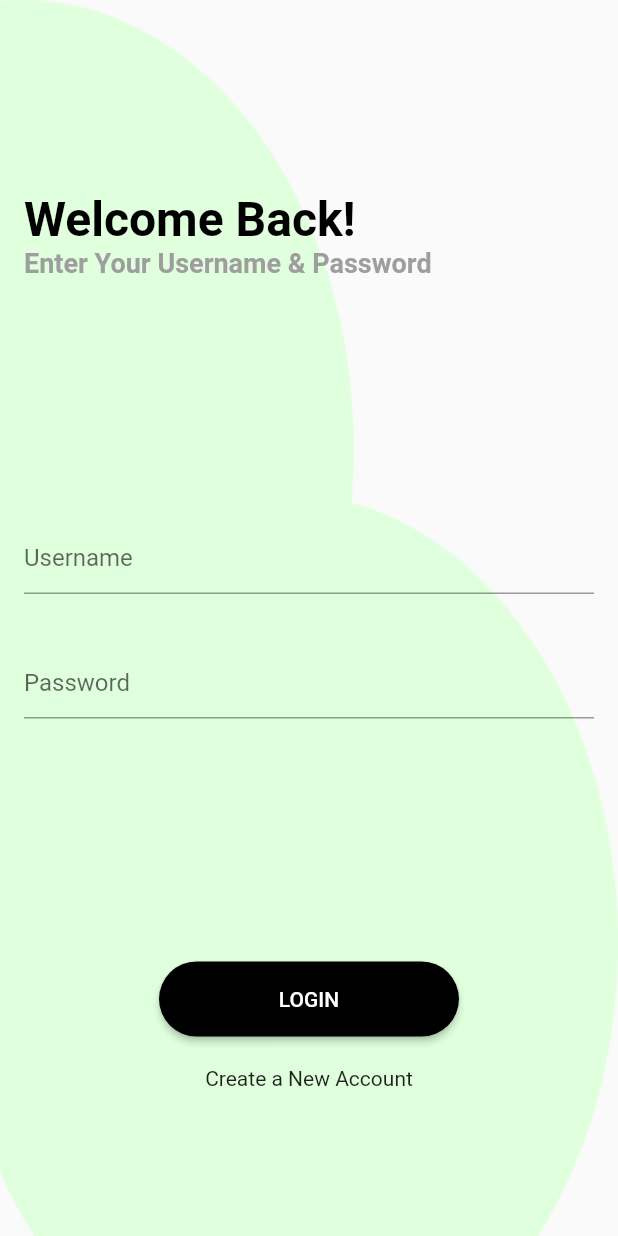
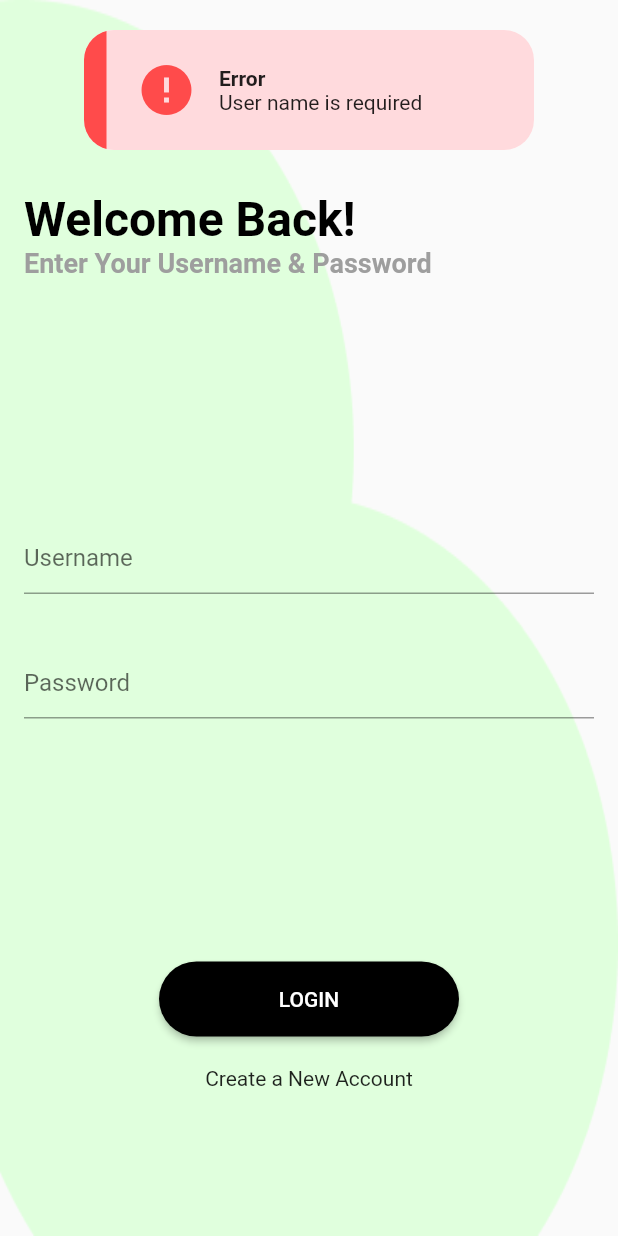
Before and after one commit to joyal670/Flutter_irohub_api, a Flutter app: the LoginScreen screen opened directly, after a tap on "LOGIN", on a phone screen of 412 x 824 dp. Run offline on Flutter 3.47's test engine with Material 2 defaults, Android fonts, the phone set to English and light mode, and no system bars; our stand-ins replace dio, motion_toast.

Commit message:
added login and register api

```diff
--- /dev/null
+++ b/lib/data/urls/url.dart
@@ -0,0 +1,6 @@
+class URL {
+  String baseUrl = 'http://iroidtechnologies.in/Shopnow/Shopnow_api/';
+
+  String registerEndpoint = 'signup';
+  String loginEndpoint = 'login';
+}
--- /dev/null
+++ b/lib/model/login_response.dart
@@ -0,0 +1,19 @@
+class LoginResponse {
+	bool? status;
+	String? message;
+	String? id;
+
+	LoginResponse({this.status, this.message, this.id});
+
+	factory LoginResponse.fromJson(Map<String, dynamic> json) => LoginResponse(
+				status: json['status'] as bool?,
+				message: json['message'] as String?,
+				id: json['id'] as String?,
+			);
+
+	Map<String, dynamic> toJson() => {
+				'status': status,
+				'message': message,
+				'id': id,
+			};
+}
--- /dev/null
+++ b/lib/model/register_response/register_response.dart
@@ -0,0 +1,30 @@
+import 'data.dart';
+
+class RegisterResponse {
+	bool? status;
+	String? message;
+	Data? data;
+	int? id;
+
+	RegisterResponse({this.status, this.message, this.data, this.id});
+
+	factory RegisterResponse.fromJson(Map<String, dynamic> json) {
+		return RegisterResponse(
+			status: json['status'] as bool?,
+			message: json['message'] as String?,
+			data: json['data'] == null
+						? null
+						: Data.fromJson(json['data'] as Map<String, dynamic>),
+			id: json['id'] as int?,
+		);
+	}
+
+
+
+	Map<String, dynamic> toJson() => {
+				'status': status,
+				'message': message,
+				'data': data?.toJson(),
+				'id': id,
+			};
+}
--- a/lib/screens/login.dart
+++ b/lib/screens/login.dart
@@ -1,12 +1,22 @@
+import 'package:api_example/data/api/api.dart';
 import 'package:api_example/screens/SignUp.dart';
+import 'package:api_example/screens/home.dart';
+import 'package:dio/dio.dart';
 import 'package:flutter/material.dart';
+import 'package:motion_toast/motion_toast.dart';
+import 'package:motion_toast/resources/arrays.dart';
 
 class LoginScreen extends StatelessWidget {
-  const LoginScreen({super.key});
+  LoginScreen({super.key});
+
+  final _usernameController = TextEditingController();
+  final _passwordController = TextEditingController();
+  final _scaffoldkey = GlobalKey();
 
   @override
   Widget build(BuildContext context) {
     return Scaffold(
+      key: _scaffoldkey,
       body: SafeArea(
           child: Container(
         decoration: const BoxDecoration(
@@ -47,6 +57,7 @@ class LoginScreen extends StatelessWidget {
                 child: Column(
                   children: [
                     TextFormField(
+                      controller: _usernameController,
                       decoration: const InputDecoration(
                           hintText: 'Username', hintStyle: TextStyle()),
                     ),
@@ -54,6 +65,7 @@ class LoginScreen extends StatelessWidget {
                       height: 35,
                     ),
                     TextFormField(
+                      controller: _passwordController,
                       obscureText: true,
                       decoration: const InputDecoration(
                           hintText: 'Password', hintStyle: TextStyle()),
@@ -68,7 +80,9 @@ class LoginScreen extends StatelessWidget {
                       height: 50,
                       width: 200,
                       child: ElevatedButton(
-                        onPressed: () {},
+                        onPressed: () {
+                          loginUser();
+                        },
                         style: ElevatedButton.styleFrom(
                             shape: const StadiumBorder(),
                             backgroundColor: Colors.black),
@@ -99,4 +113,64 @@ class LoginScreen extends StatelessWidget {
       )),
     );
   }
+
+  void loginUser() async {
+    final _username = _usernameController.text;
+    final _password = _passwordController.text;
+
+    if (_username.isEmpty) {
+      showErrorMessage('User name is required');
+    } else if (_password.isEmpty) {
+      showErrorMessage('Password is required');
+    } else {
+      final _formData =
+          FormData.fromMap({'username': _username, 'password': _password});
+      final _result = await ApiClass().loginUserApi(_formData);
+      if (_result != null) {
+        if (_result.status == true) {
+          showSuccessMessage(_result.message!);
+          Navigator.of(_scaffoldkey.currentContext!)
+              .push(MaterialPageRoute(builder: (ctx) {
+            return HomeScreen();
+          }));
+        } else {
+          showErrorMessage(_result.message!);
+        }
+      }
+    }
+  }
+
+  void showErrorMessage(String message) {
+    MotionToast.error(
+      title: const Text(
+        'Error',
+        style: TextStyle(
+          fontWeight: FontWeight.bold,
+        ),
+      ),
+      description: Text(message),
+      position: MotionToastPosition.top,
+      barrierColor: Colors.black.withOpacity(0.3),
+      width: 300,
+      height: 80,
+      dismissable: false,
+    ).show(_scaffoldkey.currentContext!);
+  }
+
+  void showSuccessMessage(String message) {
+    MotionToast.success(
+      title: const Text(
+        'Success',
+        style: TextStyle(
+          fontWeight: FontWeight.bold,
+        ),
+      ),
+      description: Text(message),
+      position: MotionToastPosition.top,
+      barrierColor: Colors.black.withOpacity(0.3),
+      width: 300,
+      height: 80,
+      dismissable: false,
+    ).show(_scaffoldkey.currentContext!);
+  }
 }
--- a/pubspec.yaml
+++ b/pubspec.yaml
@@ -35,6 +35,8 @@ dependencies:
   # The following adds the Cupertino Icons font to your application.
   # Use with the CupertinoIcons class for iOS style icons.
   cupertino_icons: ^1.0.2
+  dio: ^5.1.2
+  motion_toast: ^2.6.7
 
 dev_dependencies:
   flutter_test:
```
Also changed, not shown: lib/data/api/api.dart (added, +40 -0 lines), lib/model/register_response/data.dart (added, +35 -0 lines), lib/screens/SignUp.dart (+103 -8 lines), lib/screens/home.dart (added, +11 -0 lines), pubspec.lock.
